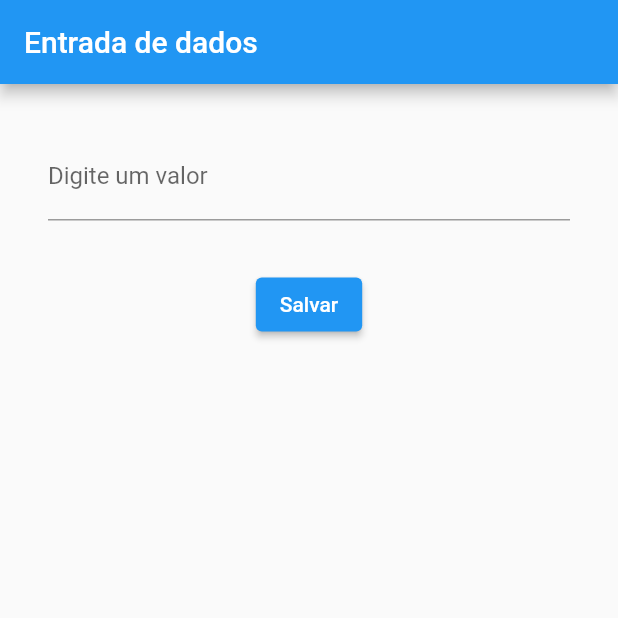
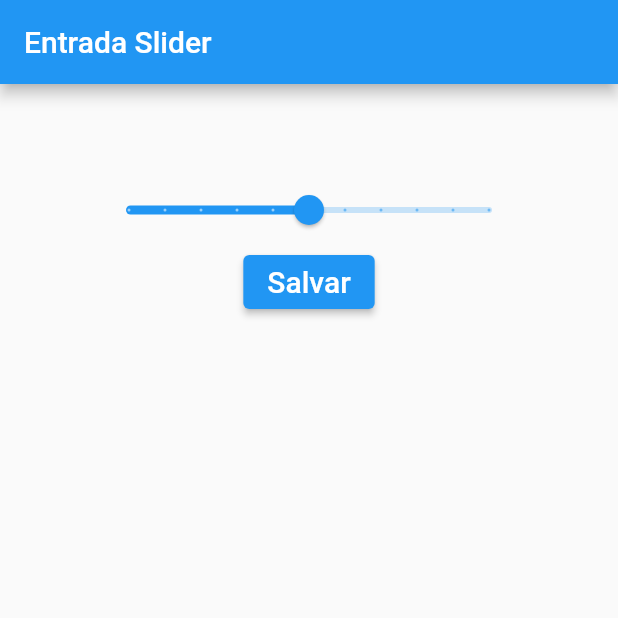
Before and after one commit to hugosilvasbo/estudo_flutter_udemy, a Flutter app: the screen it shows after launch, on a phone screen of 412 x 824 dp, the top half of it. Run offline on Flutter 3.47's test engine with Material 2 defaults, Android fonts, the phone set to English and light mode, and no system bars.

Commit message:
Outros componentes

```diff
--- /dev/null
+++ b/entrada_dados/lib/EntradaSlider.dart
@@ -0,0 +1,47 @@
+import 'package:flutter/material.dart';
+
+class EntradaSlider extends StatefulWidget {
+  const EntradaSlider({Key? key}) : super(key: key);
+
+  @override
+  State<EntradaSlider> createState() => _EntradaSliderState();
+}
+
+class _EntradaSliderState extends State<EntradaSlider> {
+  double _valor = 5;
+
+  @override
+  Widget build(BuildContext context) {
+    return Scaffold(
+      appBar: AppBar(
+        title: Text("Entrada Slider"),
+      ),
+      body: Container(
+        padding: EdgeInsets.all(60),
+        child: Column(
+          children: [
+            Slider(
+              value: _valor,
+              min: 0,
+              max: 10,
+              label: "Valor selecionado",
+              divisions: 10,
+              onChanged: (double novoValor) {
+                setState(() {
+                  _valor = novoValor;
+                });
+              },
+            ),
+            ElevatedButton(
+              child: Text(
+                "Salvar",
+                style: TextStyle(fontSize: 20),
+              ),
+              onPressed: () {},
+            ),
+          ],
+        ),
+      ),
+    );
+  }
+}
```
Also changed, not shown: entrada_dados/lib/EntradaCheckbox.dart (added, +73 -0 lines), entrada_dados/lib/EntradaRadioButton.dart (added, +80 -0 lines), entrada_dados/lib/EntradaSwitch.dart (added, +67 -0 lines), entrada_dados/lib/main.dart (+10 -2 lines).
